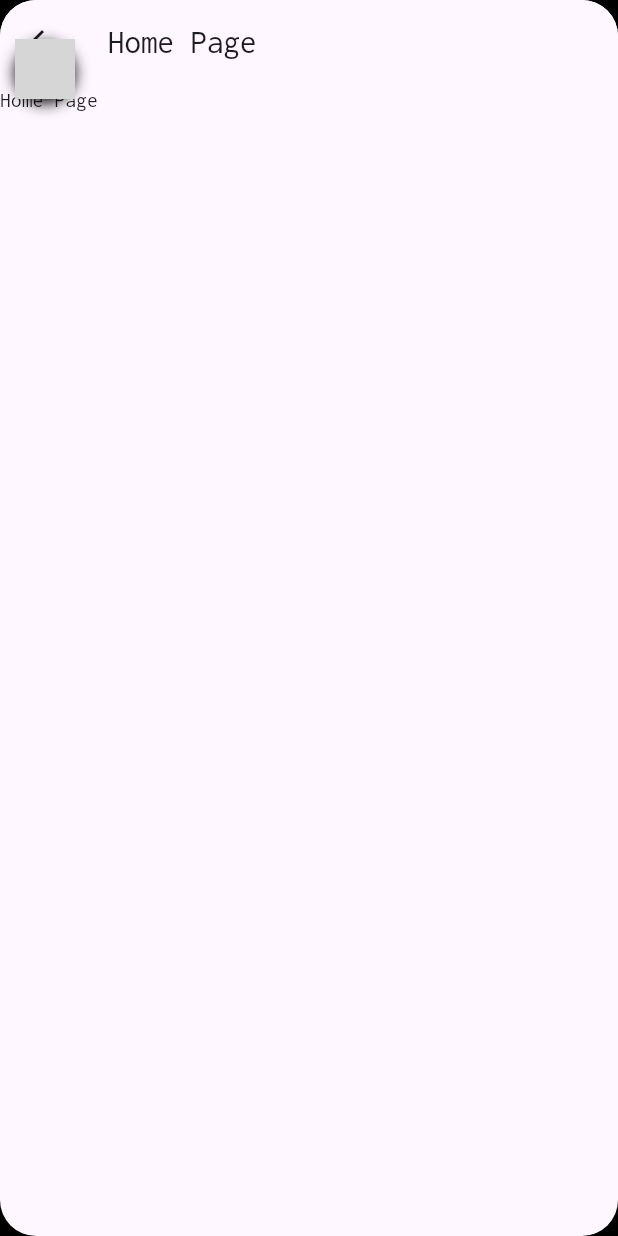
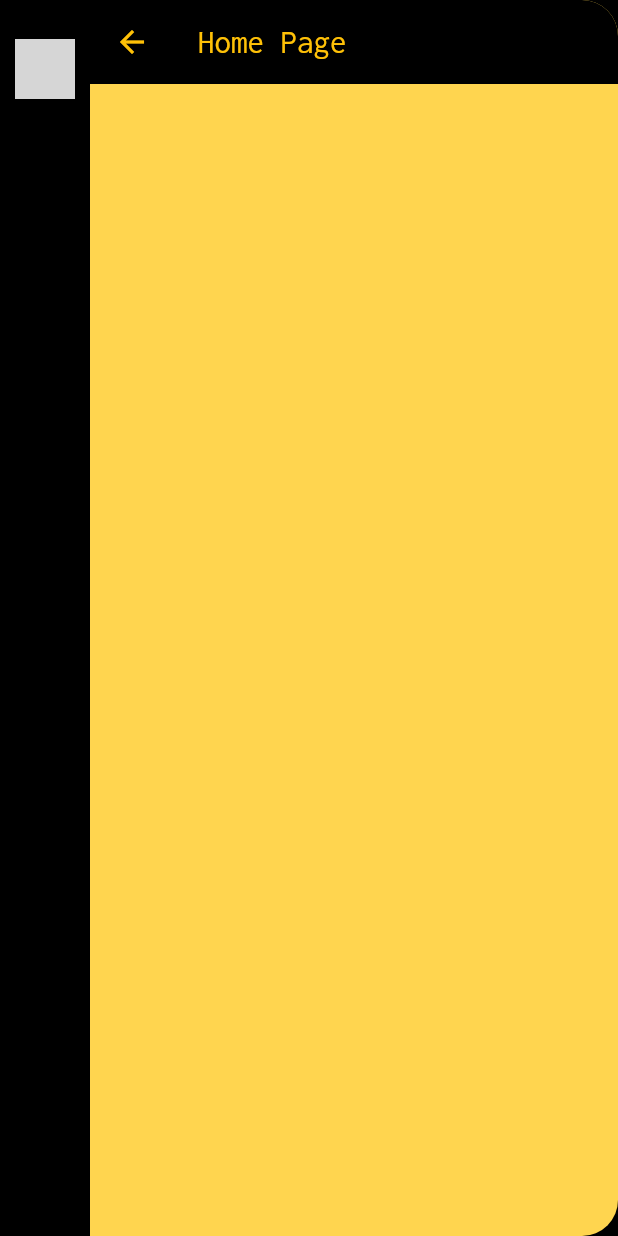
Before and after one commit to Archit56ak/SentinelOS, a Flutter app: the screen it shows after launch, after a tap on "LOGIN", on a phone screen of 412 x 824 dp. Run offline on Flutter 3.47's test engine with Material 3 defaults, Android fonts, the phone set to English and light mode, and no system bars; drawn by our look-alikes of rive; our stand-ins replace csv, google_fonts, lite_rolling_switch; missing offline and left inert: dart:ffi, flutter_window_close, window_manager; grey boxes are pictures that could not be loaded.

Commit message:
GUI_new commit

```diff
--- a/lib/Screens/HomePage.dart
+++ b/lib/Screens/HomePage.dart
@@ -13,11 +13,21 @@ class _HomePageState extends State<HomePage> {
   @override
   Widget build(BuildContext context) {
     return SafeArea(
-      child: Scaffold(
-        appBar: AppBar(
-          title: Text("Home Page"),
+      child: Padding(
+        padding: const EdgeInsets.fromLTRB(60, 0, 0, 0),
+        child: Scaffold(
+          appBar: AppBar(
+            iconTheme: const IconThemeData(
+              color: Colors.amber,
+            ),
+            title: Text(
+              "Home Page",
+              style: TextStyle(color: Colors.amber),
+            ),
+            backgroundColor: Colors.black,
+          ),
+          backgroundColor: Colors.amber[300],
         ),
-        body: Text("Home Page"),
       ),
     );
   }
```
Also changed, not shown: lib/Features/IO_devices.dart (+9 -7 lines), lib/Features/disk_encrypt.dart (+10 -2 lines), lib/Features/firewall.dart (+10 -2 lines), lib/Features/ips_ids.dart (+12 -2 lines).
